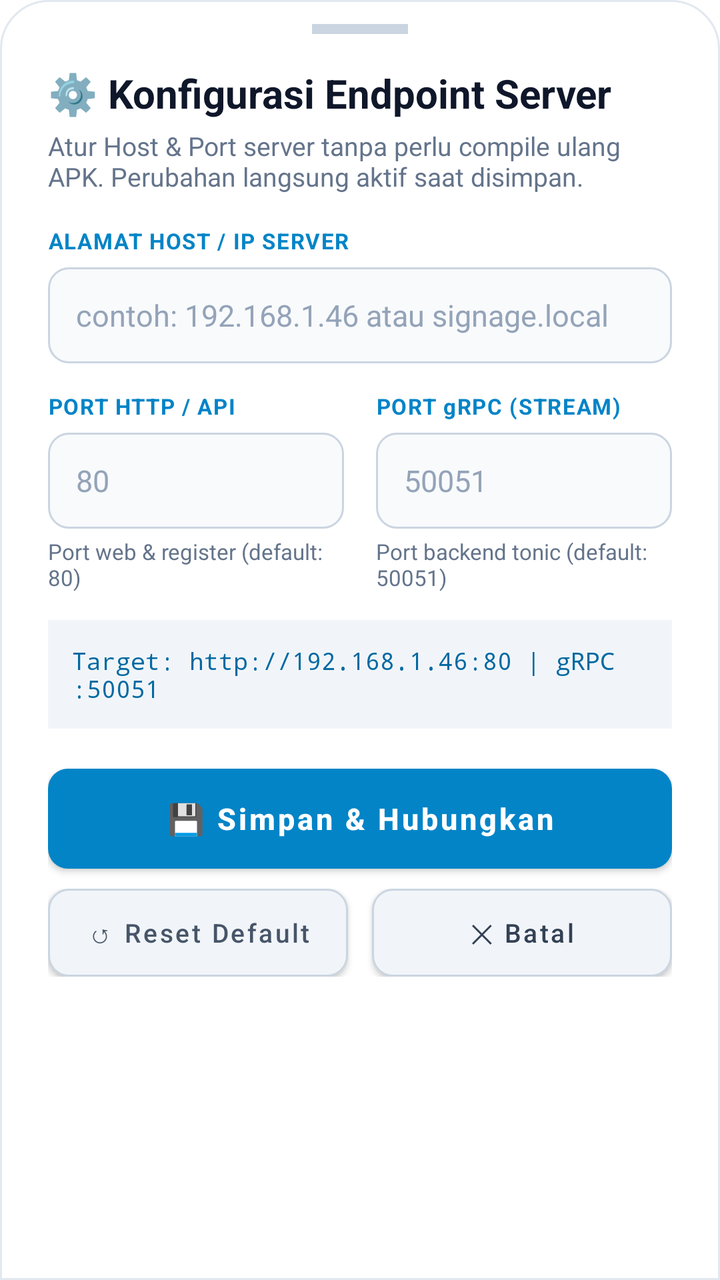
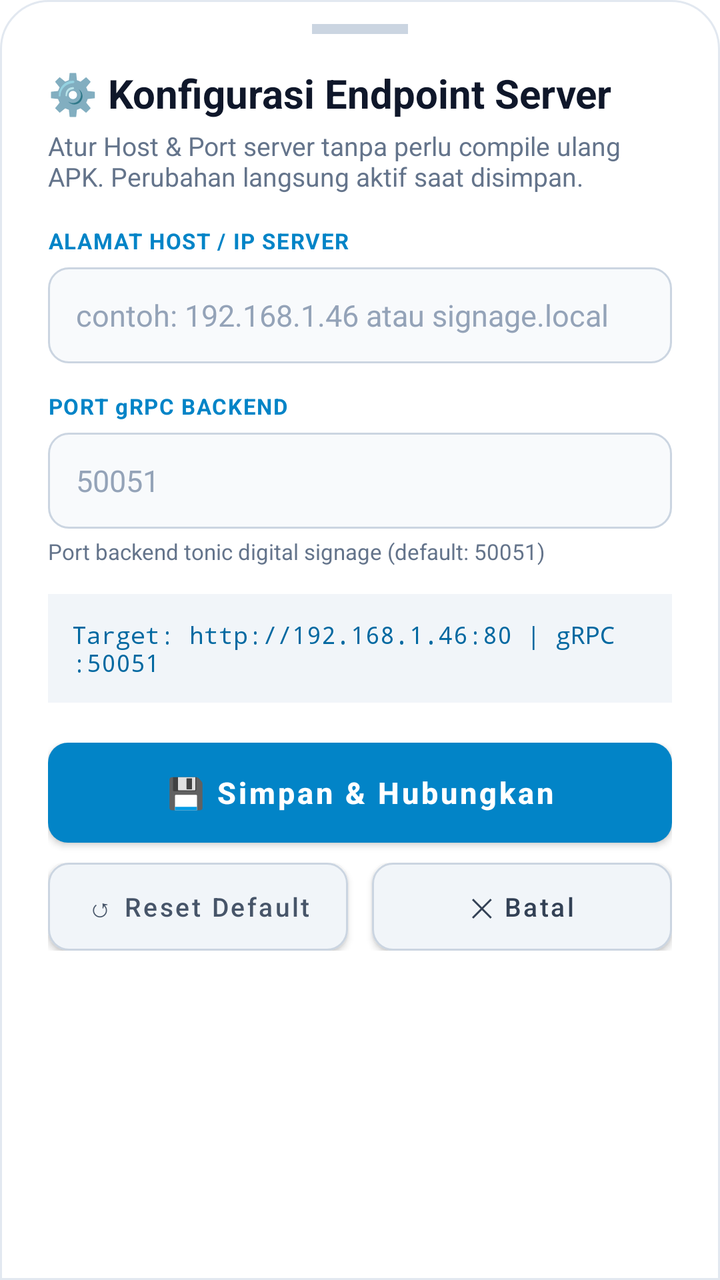

Compare the two renders of this Android layout. The source of the first and the diff that turns it into the second are given below.
<!-- AndroidManifest.xml: application theme Theme.DKASigmaPlayer -->
<!-- res/layout/bottom_sheet_server_config.xml -->
<?xml version="1.0" encoding="utf-8"?>
<LinearLayout xmlns:android="http://schemas.android.com/apk/res/android"
    xmlns:app="http://schemas.android.com/apk/res-auto"
    android:layout_width="match_parent"
    android:layout_height="wrap_content"
    android:orientation="vertical"
    android:background="@drawable/bg_bottom_sheet"
    android:paddingStart="24dp"
    android:paddingEnd="24dp"
    android:paddingTop="12dp"
    android:paddingBottom="32dp">

    
    <View
        android:layout_width="48dp"
        android:layout_height="5dp"
        android:layout_gravity="center_horizontal"
        android:layout_marginBottom="16dp"
        android:background="#cbd5e1" />

    <ScrollView
        android:layout_width="match_parent"
        android:layout_height="wrap_content"
        android:fillViewport="true"
        android:scrollbars="none">

        <LinearLayout
            android:layout_width="match_parent"
            android:layout_height="wrap_content"
            android:orientation="vertical">

            
            <TextView
                android:layout_width="match_parent"
                android:layout_height="wrap_content"
                android:text="⚙️ Konfigurasi Endpoint Server"
                android:textColor="#0f172a"
                android:textSize="20sp"
                android:textStyle="bold" />

            <TextView
                android:layout_width="match_parent"
                android:layout_height="wrap_content"
                android:layout_marginTop="4dp"
                android:layout_marginBottom="16dp"
                android:text="Atur Host &amp; Port server tanpa perlu compile ulang APK. Perubahan langsung aktif saat disimpan."
                android:textColor="#64748b"
                android:textSize="13sp" />

            
            <TextView
                android:layout_width="match_parent"
                android:layout_height="wrap_content"
                android:text="ALAMAT HOST / IP SERVER"
                android:textColor="#0284c7"
                android:textSize="11sp"
                android:textStyle="bold"
                android:letterSpacing="0.05" />

            <EditText
                android:id="@+id/etServerHost"
                android:layout_width="match_parent"
                android:layout_height="48dp"
                android:layout_marginTop="6dp"
                android:background="@drawable/bg_input_field"
                android:hint="contoh: 192.168.1.46 atau signage.local"
                android:textColorHint="#94a3b8"
                android:textColor="#0f172a"
                android:textSize="15sp"
                android:paddingStart="14dp"
                android:paddingEnd="14dp"
                android:inputType="textUri"
                android:singleLine="true" />

            
            <LinearLayout
                android:layout_width="match_parent"
                android:layout_height="wrap_content"
                android:layout_marginTop="14dp"
                android:orientation="horizontal"
                android:baselineAligned="false">

                
                <LinearLayout
                    android:layout_width="0dp"
                    android:layout_height="wrap_content"
                    android:layout_weight="1"
                    android:layout_marginEnd="8dp"
                    android:orientation="vertical">

                    <TextView
                        android:layout_width="match_parent"
                        android:layout_height="wrap_content"
                        android:text="PORT HTTP / API"
                        android:textColor="#0284c7"
                        android:textSize="11sp"
                        android:textStyle="bold"
                        android:letterSpacing="0.05" />

                    <EditText
                        android:id="@+id/etHttpPort"
                        android:layout_width="match_parent"
                        android:layout_height="48dp"
                        android:layout_marginTop="6dp"
                        android:background="@drawable/bg_input_field"
                        android:hint="80"
                        android:textColorHint="#94a3b8"
                        android:textColor="#0f172a"
                        android:textSize="15sp"
                        android:paddingStart="14dp"
                        android:paddingEnd="14dp"
                        android:inputType="number"
                        android:singleLine="true" />

                    <TextView
                        android:layout_width="match_parent"
                        android:layout_height="wrap_content"
                        android:layout_marginTop="4dp"
                        android:text="Port web &amp; register (default: 80)"
                        android:textColor="#64748b"
                        android:textSize="11sp" />
                </LinearLayout>

                
                <LinearLayout
                    android:layout_width="0dp"
                    android:layout_height="wrap_content"
                    android:layout_weight="1"
                    android:layout_marginStart="8dp"
                    android:orientation="vertical">

                    <TextView
                        android:layout_width="match_parent"
                        android:layout_height="wrap_content"
                        android:text="PORT gRPC (STREAM)"
                        android:textColor="#0284c7"
                        android:textSize="11sp"
                        android:textStyle="bold"
                        android:letterSpacing="0.05" />

                    <EditText
                        android:id="@+id/etGrpcPort"
                        android:layout_width="match_parent"
                        android:layout_height="48dp"
                        android:layout_marginTop="6dp"
                        android:background="@drawable/bg_input_field"
                        android:hint="50051"
                        android:textColorHint="#94a3b8"
                        android:textColor="#0f172a"
                        android:textSize="15sp"
                        android:paddingStart="14dp"
                        android:paddingEnd="14dp"
                        android:inputType="number"
                        android:singleLine="true" />

                    <TextView
                        android:layout_width="match_parent"
                        android:layout_height="wrap_content"
                        android:layout_marginTop="4dp"
                        android:text="Port backend tonic (default: 50051)"
                        android:textColor="#64748b"
                        android:textSize="11sp" />
                </LinearLayout>

            </LinearLayout>

            
            <TextView
                android:id="@+id/tvResolvedPreview"
                android:layout_width="match_parent"
                android:layout_height="wrap_content"
                android:layout_marginTop="14dp"
                android:background="#f1f5f9"
                android:padding="12dp"
                android:textColor="#0369a1"
                android:textSize="12sp"
                android:fontFamily="monospace"
                android:text="Target: http://192.168.1.46:80 | gRPC :50051" />

            
            <LinearLayout
                android:layout_width="match_parent"
                android:layout_height="wrap_content"
                android:layout_marginTop="20dp"
                android:layout_marginBottom="8dp"
                android:orientation="vertical">

                <Button
                    android:id="@+id/btnSave"
                    android:layout_width="match_parent"
                    android:layout_height="50dp"
                    android:background="@drawable/bg_btn_primary"
                    app:backgroundTint="@null"
                    android:text="💾 Simpan &amp; Hubungkan"
                    android:textAllCaps="false"
                    android:textColor="#ffffff"
                    android:textSize="15sp"
                    android:textStyle="bold" />

                <LinearLayout
                    android:layout_width="match_parent"
                    android:layout_height="wrap_content"
                    android:layout_marginTop="10dp"
                    android:orientation="horizontal">

                    <Button
                        android:id="@+id/btnResetDefault"
                        android:layout_width="0dp"
                        android:layout_height="44dp"
                        android:layout_weight="1"
                        android:layout_marginEnd="6dp"
                        android:background="@drawable/bg_btn_secondary"
                        app:backgroundTint="@null"
                        android:text="↺ Reset Default"
                        android:textAllCaps="false"
                        android:textColor="#475569"
                        android:textSize="13sp" />

                    <Button
                        android:id="@+id/btnCancel"
                        android:layout_width="0dp"
                        android:layout_height="44dp"
                        android:layout_weight="1"
                        android:layout_marginStart="6dp"
                        android:background="@drawable/bg_btn_secondary"
                        app:backgroundTint="@null"
                        android:text="✕ Batal"
                        android:textAllCaps="false"
                        android:textColor="#334155"
                        android:textSize="13sp" />
                </LinearLayout>

            </LinearLayout>

        </LinearLayout>
    </ScrollView>

</LinearLayout>
<!-- resources referenced by this layout -->
<resources>
  <!-- drawable bg_bottom_sheet (drawable) -->
  <?xml version="1.0" encoding="utf-8"?>
  <shape xmlns:android="http://schemas.android.com/apk/res/android"
      android:shape="rectangle">
      <solid android:color="#ffffff" />
      <corners
          android:topLeftRadius="24dp"
          android:topRightRadius="24dp" />
      <stroke
          android:width="1dp"
          android:color="#e2e8f0" />
  </shape>
  <!-- drawable bg_btn_primary (drawable) -->
  <?xml version="1.0" encoding="utf-8"?>
  <ripple xmlns:android="http://schemas.android.com/apk/res/android"
      android:color="#38bdf8">
      <item>
          <shape android:shape="rectangle">
              <solid android:color="#0284c7" />
              <corners android:radius="10dp" />
          </shape>
      </item>
  </ripple>
  <!-- drawable bg_btn_secondary (drawable) -->
  <?xml version="1.0" encoding="utf-8"?>
  <ripple xmlns:android="http://schemas.android.com/apk/res/android"
      android:color="#e2e8f0">
      <item>
          <shape android:shape="rectangle">
              <solid android:color="#f1f5f9" />
              <corners android:radius="10dp" />
              <stroke
                  android:width="1dp"
                  android:color="#cbd5e1" />
          </shape>
      </item>
  </ripple>
  <!-- drawable bg_input_field (drawable) -->
  <?xml version="1.0" encoding="utf-8"?>
  <shape xmlns:android="http://schemas.android.com/apk/res/android"
      android:shape="rectangle">
      <solid android:color="#f8fafc" />
      <corners android:radius="10dp" />
      <stroke
          android:width="1dp"
          android:color="#cbd5e1" />
  </shape>
  <style name="Theme.DKASigmaPlayer" parent="Theme.MaterialComponents.Light.NoActionBar">
          <item name="colorPrimary">#0284c7</item>
          <item name="colorPrimaryVariant">#0369a1</item>
          <item name="colorOnPrimary">#ffffff</item>
          <item name="android:statusBarColor">#0f172a</item>
          <item name="android:navigationBarColor">#0f172a</item>
      </style>
</resources>

<!-- the commit's change to res/layout/bottom_sheet_server_config.xml (unified diff, before → after) -->
@@ -77,91 +77,39 @@
                 android:layout_width="match_parent"
                 android:layout_height="wrap_content"
                 android:layout_marginTop="14dp"
-                android:orientation="horizontal"
-                android:baselineAligned="false">
+                android:orientation="vertical">
 
-                
-                <LinearLayout
-                    android:layout_width="0dp"
+                <TextView
+                    android:layout_width="match_parent"
                     android:layout_height="wrap_content"
-                    android:layout_weight="1"
-                    android:layout_marginEnd="8dp"
-                    android:orientation="vertical">
+                    android:text="PORT gRPC BACKEND"
+                    android:textColor="#0284c7"
+                    android:textSize="11sp"
+                    android:textStyle="bold"
+                    android:letterSpacing="0.05" />
 
-                    <TextView
-                        android:layout_width="match_parent"
-                        android:layout_height="wrap_content"
-                        android:text="PORT HTTP / API"
-                        android:textColor="#0284c7"
-                        android:textSize="11sp"
-                        android:textStyle="bold"
-                        android:letterSpacing="0.05" />
+                <EditText
+                    android:id="@+id/etGrpcPort"
+                    android:layout_width="match_parent"
+                    android:layout_height="48dp"
+                    android:layout_marginTop="6dp"
+                    android:background="@drawable/bg_input_field"
+                    android:hint="50051"
+                    android:textColorHint="#94a3b8"
+                    android:textColor="#0f172a"
+                    android:textSize="15sp"
+                    android:paddingStart="14dp"
+                    android:paddingEnd="14dp"
+                    android:inputType="number"
+                    android:singleLine="true" />
 
-                    <EditText
-                        android:id="@+id/etHttpPort"
-                        android:layout_width="match_parent"
-                        android:layout_height="48dp"
-                        android:layout_marginTop="6dp"
-                        android:background="@drawable/bg_input_field"
-                        android:hint="80"
-                        android:textColorHint="#94a3b8"
-                        android:textColor="#0f172a"
-                        android:textSize="15sp"
-                        android:paddingStart="14dp"
-                        android:paddingEnd="14dp"
-                        android:inputType="number"
-                        android:singleLine="true" />
-
-                    <TextView
-                        android:layout_width="match_parent"
-                        android:layout_height="wrap_content"
-                        android:layout_marginTop="4dp"
-                        android:text="Port web &amp; register (default: 80)"
-                        android:textColor="#64748b"
-                        android:textSize="11sp" />
-                </LinearLayout>
-
-                
-                <LinearLayout
-                    android:layout_width="0dp"
+                <TextView
+                    android:layout_width="match_parent"
                     android:layout_height="wrap_content"
-                    android:layout_weight="1"
-                    android:layout_marginStart="8dp"
-                    android:orientation="vertical">
-
-                    <TextView
-                        android:layout_width="match_parent"
-                        android:layout_height="wrap_content"
-                        android:text="PORT gRPC (STREAM)"
-                        android:textColor="#0284c7"
-                        android:textSize="11sp"
-                        android:textStyle="bold"
-                        android:letterSpacing="0.05" />
-
-                    <EditText
-                        android:id="@+id/etGrpcPort"
-                        android:layout_width="match_parent"
-                        android:layout_height="48dp"
-                        android:layout_marginTop="6dp"
-                        android:background="@drawable/bg_input_field"
-                        android:hint="50051"
-                        android:textColorHint="#94a3b8"
-                        android:textColor="#0f172a"
-                        android:textSize="15sp"
-                        android:paddingStart="14dp"
-                        android:paddingEnd="14dp"
-                        android:inputType="number"
-                        android:singleLine="true" />
-
-                    <TextView
-                        android:layout_width="match_parent"
-                        android:layout_height="wrap_content"
-                        android:layout_marginTop="4dp"
-                        android:text="Port backend tonic (default: 50051)"
-                        android:textColor="#64748b"
-                        android:textSize="11sp" />
-                </LinearLayout>
-
+                    android:layout_marginTop="4dp"
+                    android:text="Port backend tonic digital signage (default: 50051)"
+                    android:textColor="#64748b"
+                    android:textSize="11sp" />
             </LinearLayout>
 
             
